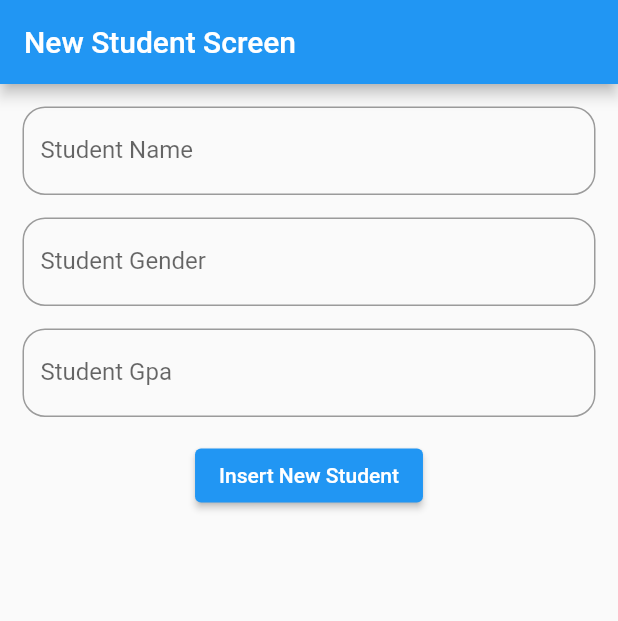
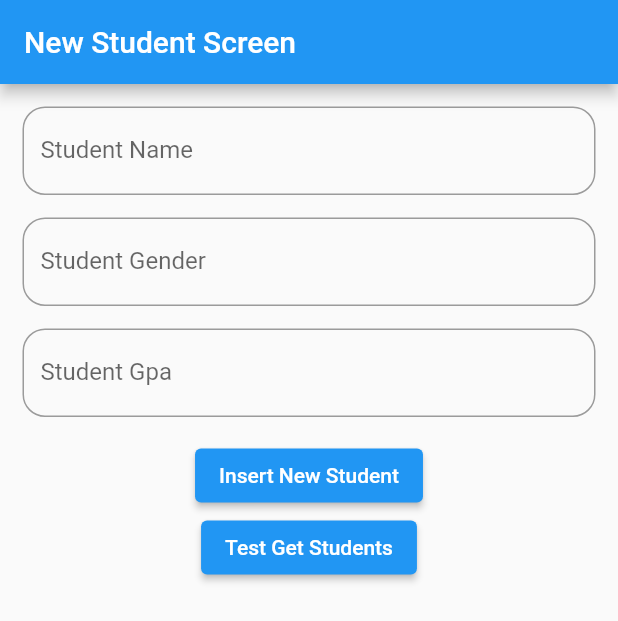
Before and after one commit to shadysamara/IUG2023_DB, a Flutter app: the NewStudentScreen screen opened directly, on a phone screen of 412 x 824 dp. Shown: the top 621 px of the screen. Run offline on Flutter 3.47's test engine with Material 2 defaults, Android fonts, the light colour scheme and no system bars; our stand-ins replace shared_preferences, sqflite; accounts and stored records are empty.

Commit message:
delete and get students

```diff
--- a/lib/dbhelper.dart
+++ b/lib/dbhelper.dart
@@ -21,7 +21,14 @@ class DbHelper {
     log(rowIndex.toString());
   }
 
-  static getAllStudents() async {}
-  static deleteStudent() async {}
+  static Future<List<Map<String, dynamic>>> getAllStudents() async {
+    List<Map<String, dynamic>> results = await database.query('Students');
+    return results;
+  }
+
+  static deleteStudent(int id) async {
+    await database.delete('Students', where: "id=$id");
+  }
+
   static updateStudent() async {}
 }
--- a/lib/main.dart
+++ b/lib/main.dart
@@ -1,5 +1,6 @@
 import 'package:flutter/material.dart';
 import 'package:iug_local_storage/dbhelper.dart';
+import 'package:iug_local_storage/pages/all_students_page.dart';
 import 'package:iug_local_storage/pages/splach.dart';
 import 'package:iug_local_storage/sphelper.dart';
 
@@ -17,7 +18,7 @@ class MyApp extends StatelessWidget {
   Widget build(BuildContext context) {
     return MaterialApp(
       title: 'Flutter Demo',
-      home: SplachScreen(),
+      home: AllStudentsScreen(),
     );
   }
 }
--- a/lib/pages/old_user_screen.dart
+++ b/lib/pages/old_user_screen.dart
@@ -27,7 +27,12 @@ class NewStudentScreen extends StatelessWidget {
                         gender: genderController.text);
                     DbHelper.insertNewStudent(student);
                   },
-                  child: const Text("Insert New Student"))
+                  child: const Text("Insert New Student")),
+              ElevatedButton(
+                  onPressed: () {
+                    DbHelper.getAllStudents();
+                  },
+                  child: const Text("Test Get Students"))
             ],
           ),
         ));
--- a/lib/pages/splach.dart
+++ b/lib/pages/splach.dart
@@ -1,4 +1,5 @@
 import 'package:flutter/material.dart';
+import 'package:iug_local_storage/pages/all_students_page.dart';
 import 'package:iug_local_storage/pages/new_user_screen.dart';
 import 'package:iug_local_storage/pages/old_user_screen.dart';
 import 'package:iug_local_storage/sphelper.dart';
@@ -10,7 +11,7 @@ class SplachScreen extends StatelessWidget {
     if (x) {
       Navigator.of(context)
           .pushReplacement(MaterialPageRoute(builder: (context) {
-        return NewUserScreen();
+        return AllStudentsScreen();
       }));
     } else {
       Navigator.of(context)
```
Also changed, not shown: lib/pages/all_students_page.dart (added, +53 -0 lines).
